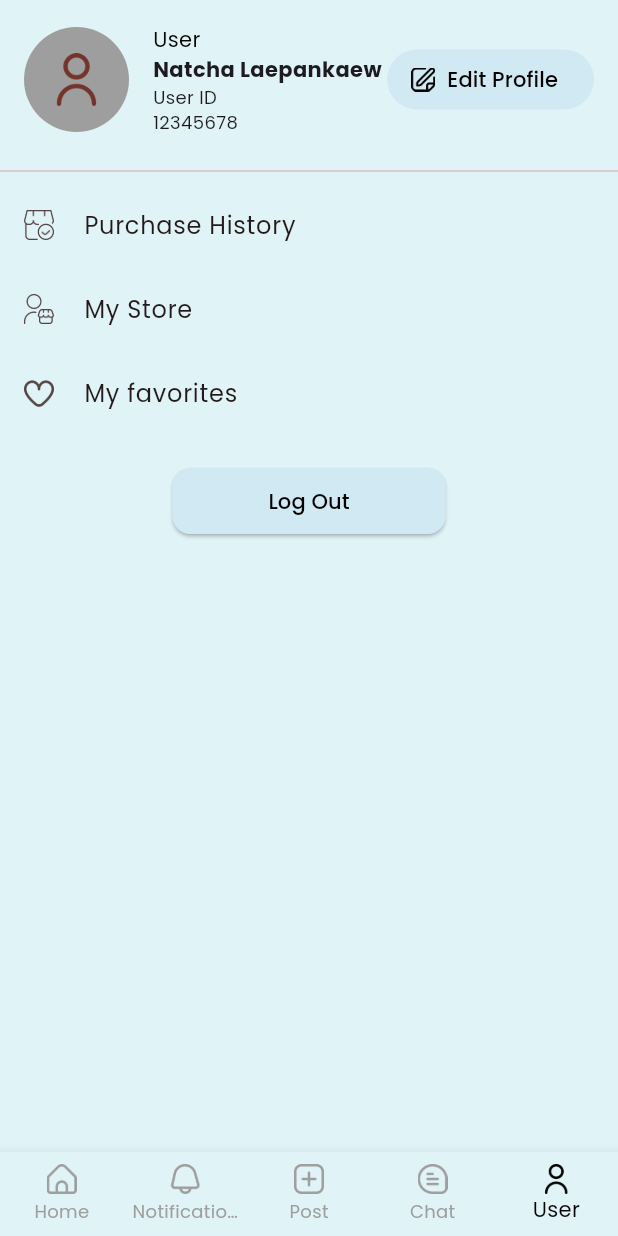
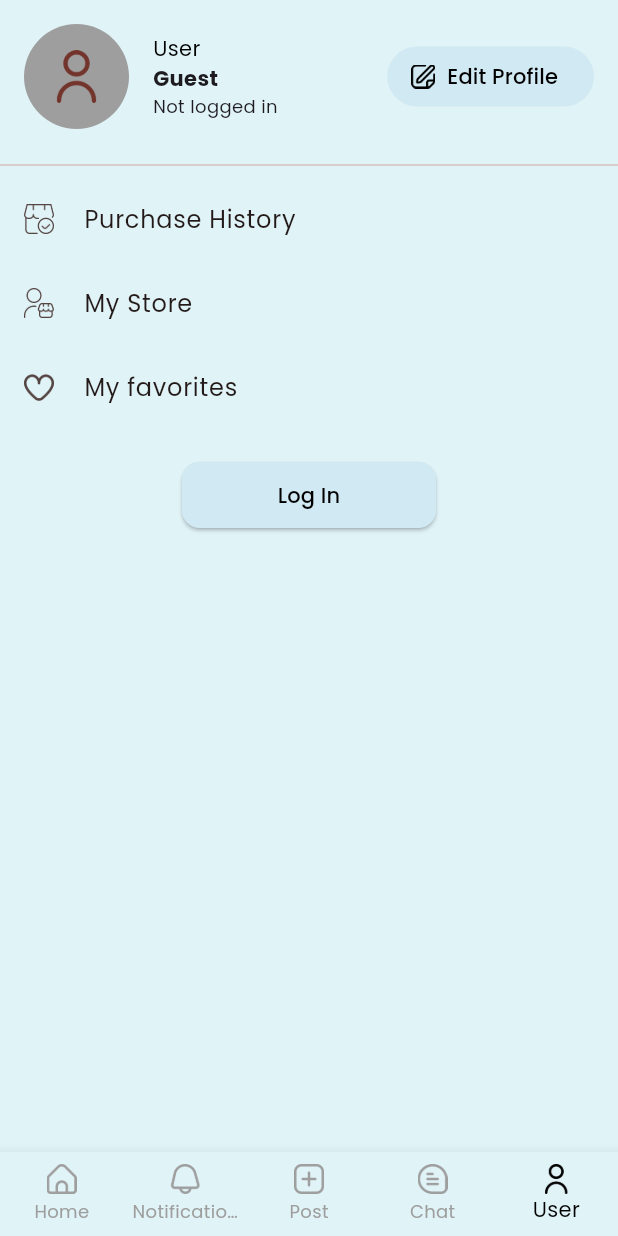
Before and after one commit to sareefhub/local_community_marketplace, a Flutter app: the screen it shows after launch, item 5 of the bottom bar chosen, on a phone screen of 412 x 824 dp. Run offline on Flutter 3.47's test engine with Material 3 defaults, Android fonts, the phone set to English and light mode, and no system bars; our stand-ins replace cloud_firestore, firebase_core, go_router, google_fonts; accounts and stored records are empty; generated files the repository leaves out were written again.

Commit message:
Login to Profile

```diff
--- a/lib/screens/profile_screen.dart
+++ b/lib/screens/profile_screen.dart
@@ -1,11 +1,19 @@
 import 'package:flutter/material.dart';
+import 'package:go_router/go_router.dart';
 import 'package:local_community_marketplace/components/navigation.dart';
+import 'package:local_community_marketplace/utils/user_session.dart';
 
 class ProfileScreen extends StatelessWidget {
   const ProfileScreen({super.key});
 
   @override
   Widget build(BuildContext context) {
+    final String? username = UserSession.username;
+    final String? userId = UserSession.userId;
+    final String? phone = UserSession.phone;
+
+    final bool isLoggedIn = username != null && userId != null && phone != null;
+
     return Scaffold(
       bottomNavigationBar: const BottomNavBar(currentIndex: 4),
       backgroundColor: const Color(0xFFE0F3F7),
@@ -28,26 +36,24 @@ class ProfileScreen extends StatelessWidget {
                   const SizedBox(width: 16),
                   Column(
                     crossAxisAlignment: CrossAxisAlignment.start,
-                    children: const [
-                      Text(
+                    children: [
+                      const Text(
                         'User',
                         style: TextStyle(fontSize: 14, color: Colors.black),
                       ),
                       Text(
-                        'Natcha Laepankaew',
-                        style: TextStyle(fontWeight: FontWeight.bold),
+                        username ?? 'Guest',
+                        style: const TextStyle(fontWeight: FontWeight.bold),
                       ),
                       Text(
-                        'User ID\n12345678',
-                        style: TextStyle(fontSize: 12),
+                        userId != null ? 'User ID\n$userId' : 'Not logged in',
+                        style: const TextStyle(fontSize: 12),
                       ),
                     ],
                   ),
                   const Spacer(),
                   ElevatedButton.icon(
-                    onPressed: () {
-                      // TODO: Add edit profile action
-                    },
+                    onPressed: () {},
                     icon: const ImageIcon(
                       AssetImage('assets/icons/edit.png'),
                       size: 16,
@@ -72,9 +78,7 @@ class ProfileScreen extends StatelessWidget {
                       size: 20,
                     ),
                     title: const Text("Purchase History"),
-                    onTap: () {
-                      // TODO: Navigate to Purchase History
-                    },
+                    onTap: () {},
                   ),
                   ListTile(
                     leading: const ImageIcon(
@@ -82,9 +86,7 @@ class ProfileScreen extends StatelessWidget {
                       size: 20,
                     ),
                     title: const Text("My Store"),
-                    onTap: () {
-                      // TODO: Navigate to My Store
-                    },
+                    onTap: () {},
                   ),
                   ListTile(
                     leading: const ImageIcon(
@@ -92,15 +94,18 @@ class ProfileScreen extends StatelessWidget {
                       size: 20,
                     ),
                     title: const Text("My favorites"),
-                    onTap: () {
-                      // TODO: Navigate to Favorites
-                    },
+                    onTap: () {},
                   ),
                   const SizedBox(height: 20),
                   Center(
                     child: ElevatedButton(
                       onPressed: () {
-                        // TODO: Add log out logic
+                        if (isLoggedIn) {
+                          UserSession.clear();
+                          context.go('/login');
+                        } else {
+                          context.go('/login');
+                        }
                       },
                       style: ElevatedButton.styleFrom(
                         backgroundColor: const Color(0xFFD1E9F2),
@@ -109,10 +114,9 @@ class ProfileScreen extends StatelessWidget {
                           borderRadius: BorderRadius.circular(12),
                         ),
                       ),
-                      child: const Padding(
-                        padding:
-                            EdgeInsets.symmetric(horizontal: 40, vertical: 12),
-                        child: Text('Log Out'),
+                      child: Padding(
+                        padding: const EdgeInsets.symmetric(horizontal: 40, vertical: 12),
+                        child: Text(isLoggedIn ? 'Log Out' : 'Log In'),
                       ),
                     ),
                   ),
--- /dev/null
+++ b/lib/utils/user_session.dart
@@ -0,0 +1,11 @@
+class UserSession {
+  static String? phone;
+  static String? username;
+  static String? userId;
+
+  static void clear() {
+    phone = null;
+    username = null;
+    userId = null;
+  }
+}
```
Also changed, not shown: lib/screens/login_phone_screen.dart (+9 -0 lines), lib/screens/register_phone_screen.dart (+32 -13 lines).
